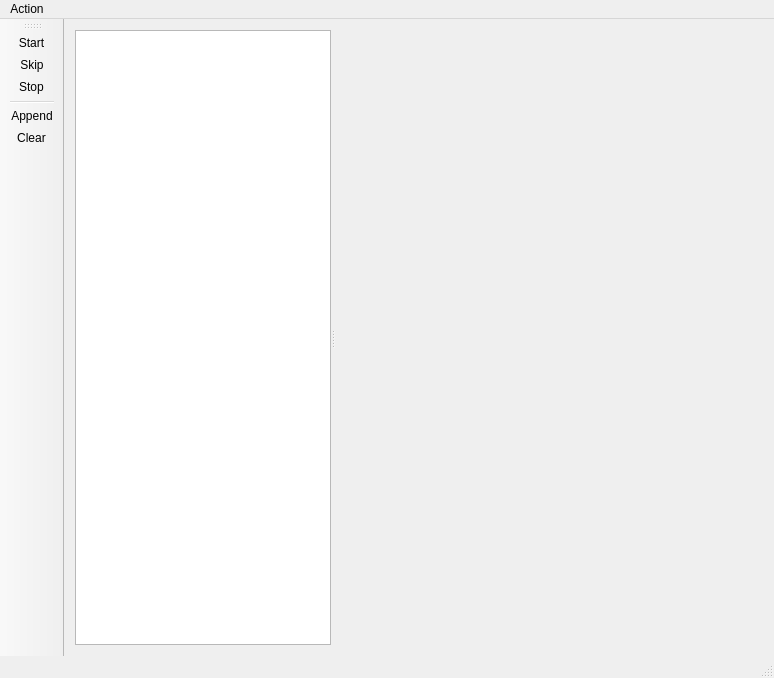
The window that MainWindow.ui (igoriok/domaincomparer) describes before a commit, drawn with Qt 5.
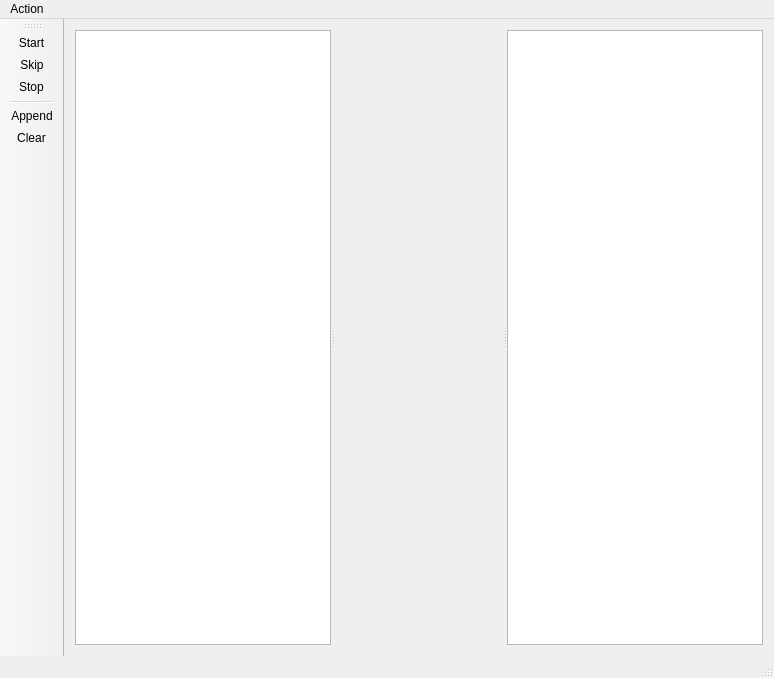
The same window after the commit. Custom widgets are drawn as their Qt base class.

Patch:
```diff
--- a/MainWindow.ui
+++ b/MainWindow.ui
@@ -29,6 +29,7 @@
         </sizepolicy>
        </property>
       </widget>
+      <widget class="QTableView" name="tableView"/>
      </widget>
     </item>
    </layout>
```
